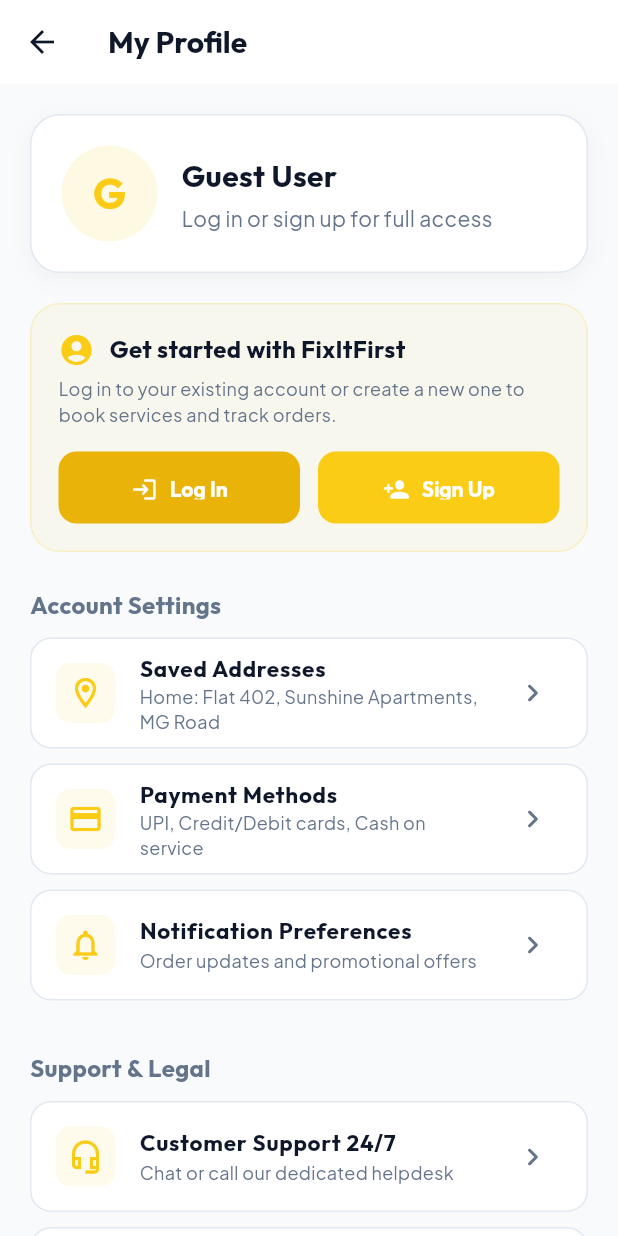
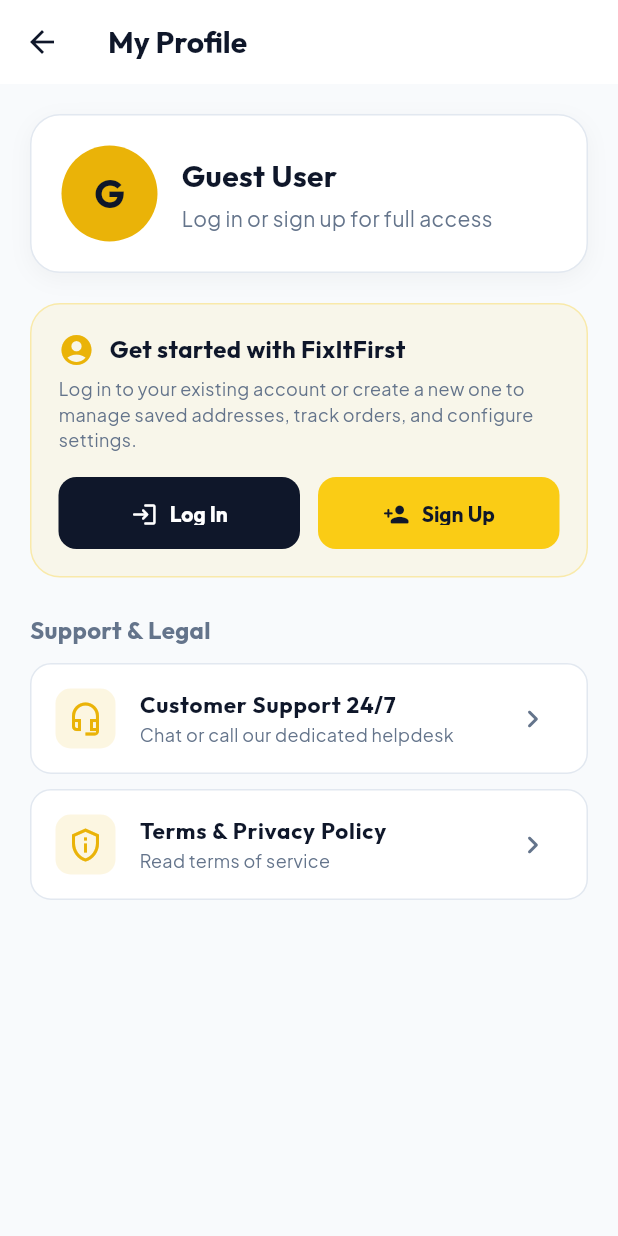
Before and after one commit to Aditya14300/FixItFirst, a Flutter app: the ProfileScreen screen opened directly, on a phone screen of 412 x 824 dp. Run offline on Flutter 3.47's test engine with Material 3 defaults, Android fonts, the phone set to English and light mode, and no system bars; our stand-ins replace flutter_animate, flutter_spinkit, google_fonts, shared_preferences; accounts and stored records are empty; network calls fail.

Commit message:
Remove default initial addresses and disable address auto-fill

```diff
--- a/mobile-app/lib/providers/address_provider.dart
+++ b/mobile-app/lib/providers/address_provider.dart
@@ -3,7 +3,7 @@
 import '../models/saved_address_model.dart';
 
 class AddressProvider extends ChangeNotifier {
-  static const String _storageKey = 'user_saved_addresses_v1';
+  static const String _storageKey = 'user_saved_addresses_v2';
   List<SavedAddressModel> _addresses = [];
   bool _isLoading = false;
 
@@ -32,24 +32,10 @@
 
       if (storedJson != null && storedJson.isNotEmpty) {
         _addresses = SavedAddressModel.decodeList(storedJson);
+        // Filter out any legacy dummy addresses if present
+        _addresses.removeWhere((a) => a.id == 'addr_home' || a.id == 'addr_work');
       } else {
-        // Default initial addresses for new users
-        _addresses = [
-          SavedAddressModel(
-            id: 'addr_home',
-            tag: 'Home',
-            fullAddress: 'Flat 402, Sunshine Apartments, MG Road',
-            landmark: 'Near Central Mall',
-            isDefault: true,
-          ),
-          SavedAddressModel(
-            id: 'addr_work',
-            tag: 'Work',
-            fullAddress: 'Building 5, Tech Park, Cyber City',
-            landmark: '3rd Floor, Suite 301',
-            isDefault: false,
-          ),
-        ];
+        _addresses = [];
         await _saveToStorage();
       }
     } catch (e) {
--- a/mobile-app/lib/providers/auth_provider.dart
+++ b/mobile-app/lib/providers/auth_provider.dart
@@ -13,6 +13,8 @@
   UserModel? get user => _user;
   String? get token => _token;
   bool get isAuthenticated => _token != null && _user != null;
+  bool get isDemoUser => _token != null && (_token!.startsWith('demo-token') || _user?.id == 'demo-101');
+  bool get isRealUser => isAuthenticated && !isDemoUser;
   bool get isLoading => _isLoading;
   String? get errorMessage => _errorMessage;
 
--- a/mobile-app/lib/screens/booking/book_service_screen.dart
+++ b/mobile-app/lib/screens/booking/book_service_screen.dart
@@ -39,14 +39,6 @@
   void initState() {
     super.initState();
     WidgetsBinding.instance.addPostFrameCallback((_) {
-      final addressProvider = Provider.of<AddressProvider>(context, listen: false);
-      final def = addressProvider.defaultAddress;
-      if (def != null && _addressController.text.isEmpty) {
-        setState(() {
-          _addressController.text = def.fullAddress;
-        });
-      }
-
       final authProvider = Provider.of<AuthProvider>(context, listen: false);
       if (!authProvider.isAuthenticated) {
         ScaffoldMessenger.of(context).showSnackBar(
--- a/mobile-app/lib/screens/profile/profile_screen.dart
+++ b/mobile-app/lib/screens/profile/profile_screen.dart
@@ -15,6 +15,12 @@
   Widget build(BuildContext context) {
     final authProvider = Provider.of<AuthProvider>(context);
     final user = authProvider.user;
+    final isDark = Theme.of(context).brightness == Brightness.dark;
+
+    final cardBgColor = isDark ? AppTheme.darkSurface : Colors.white;
+    final cardBorderColor = isDark ? AppTheme.darkBorder : AppTheme.lightBorder;
+    final textPrimaryColor = isDark ? AppTheme.textDarkPrimary : AppTheme.textLightPrimary;
+    final textSecondaryColor = isDark ? AppTheme.textDarkSecondary : AppTheme.textLightSecondary;
 
     return Scaffold(
       appBar: AppBar(
@@ -24,16 +30,16 @@
         padding: const EdgeInsets.all(20),
         child: Column(
           children: [
-            // User / Guest Header Card
+            // User / Guest / Demo Header Card
             Container(
               padding: const EdgeInsets.all(20),
               decoration: BoxDecoration(
-                color: Colors.white,
+                color: cardBgColor,
                 borderRadius: BorderRadius.circular(20),
-                border: Border.all(color: AppTheme.border),
+                border: Border.all(color: cardBorderColor),
                 boxShadow: [
                   BoxShadow(
-                    color: Colors.black.withValues(alpha: 0.04),
+                    color: Colors.black.withValues(alpha: isDark ? 0.2 : 0.04),
                     blurRadius: 12,
                     offset: const Offset(0, 4),
                   )
@@ -43,15 +49,17 @@
                 children: [
                   CircleAvatar(
                     radius: 32,
-                    backgroundColor: AppTheme.primary.withValues(alpha: 0.12),
+                    backgroundColor: AppTheme.primaryDark,
                     child: Text(
-                      authProvider.isAuthenticated && user != null
+                      authProvider.isRealUser && user != null
                           ? user.name.substring(0, 1).toUpperCase()
+                          : authProvider.isDemoUser
+                              ? 'D'
                               : 'G',
                       style: GoogleFonts.outfit(
-                        fontSize: 28,
+                        fontSize: 26,
                         fontWeight: FontWeight.bold,
-                        color: AppTheme.primary,
+                        color: const Color(0xFF0F172A),
                       ),
                     ),
                   ),
@@ -61,23 +69,27 @@
                       crossAxisAlignment: CrossAxisAlignment.start,
                       children: [
                         Text(
-                          authProvider.isAuthenticated && user != null
+                          authProvider.isRealUser && user != null
                               ? user.name
+                              : authProvider.isDemoUser
+                                  ? (user?.name ?? 'Demo User')
                                   : 'Guest User',
                           style: GoogleFonts.outfit(
                             fontSize: 20,
                             fontWeight: FontWeight.bold,
-                            color: AppTheme.textPrimary,
+                            color: textPrimaryColor,
                           ),
                         ),
                         const SizedBox(height: 4),
                         Text(
-                          authProvider.isAuthenticated && user != null
+                          authProvider.isRealUser && user != null
                               ? user.phone
+                              : authProvider.isDemoUser
+                                  ? 'Demo Account (Sign in for full access)'
                                   : 'Log in or sign up for full access',
                           style: GoogleFonts.plusJakartaSans(
                             fontSize: 14,
-                            color: AppTheme.textSecondary,
+                            color: textSecondaryColor,
                           ),
                         ),
                       ],
@@ -88,28 +100,40 @@
             ),
             const SizedBox(height: 20),
 
-            // Guest User Auth Options (Shown prominently when not authenticated)
-            if (!authProvider.isAuthenticated) ...[
+            // Prominent Login & Sign Up Section (Shown for Demo users and Guest users)
+            if (!authProvider.isRealUser) ...[
               Container(
                 padding: const EdgeInsets.all(18),
                 decoration: BoxDecoration(
-                  color: AppTheme.primary.withValues(alpha: 0.06),
+                  color: isDark
+                      ? AppTheme.darkSurface
+                      : AppTheme.primary.withValues(alpha: 0.08),
                   borderRadius: BorderRadius.circular(20),
-                  border: Border.all(color: AppTheme.primary.withValues(alpha: 0.2)),
+                  border: Border.all(
+                    color: isDark
+                        ? AppTheme.darkBorder
+                        : AppTheme.primary.withValues(alpha: 0.3),
+                  ),
                 ),
                 child: Column(
                   children: [
                     Row(
                       children: [
-                        const Icon(Icons.account_circle_rounded, color: AppTheme.primary, size: 24),
+                        const Icon(
+                          Icons.account_circle_rounded,
+                          color: AppTheme.primaryDark,
+                          size: 24,
+                        ),
                         const SizedBox(width: 10),
                         Expanded(
                           child: Text(
-                            'Get started with FixItFirst',
+                            authProvider.isDemoUser
+                                ? 'Sign in to access your profile & settings'
+                                : 'Get started with FixItFirst',
                             style: GoogleFonts.outfit(
                               fontSize: 16,
                               fontWeight: FontWeight.bold,
-                              color: AppTheme.textPrimary,
+                              color: textPrimaryColor,
                             ),
                           ),
                         ),
@@ -117,28 +141,30 @@
                     ),
                     const SizedBox(height: 6),
                     Text(
-                      'Log in to your existing account or create a new one to book services and track orders.',
+                      'Log in to your existing account or create a new one to manage saved addresses, track orders, and configure settings.',
                       style: GoogleFonts.plusJakartaSans(
                         fontSize: 12,
-                        color: AppTheme.textSecondary,
+                        color: textSecondaryColor,
                         height: 1.4,
                       ),
                     ),
                     const SizedBox(height: 16),
                     Row(
                       children: [
-                        // Log In Button
+                        // Log In Button (Dark Slate button with crisp white text)
                         Expanded(
                           child: SizedBox(
                             height: 48,
                             child: ElevatedButton.icon(
                               onPressed: () {
                                 Navigator.of(context).push(
-                                  MaterialPageRoute(builder: (context) => const LoginScreen()),
+                                  MaterialPageRoute(
+                                    builder: (context) => const LoginScreen(),
+                                  ),
                                 );
                               },
                               style: ElevatedButton.styleFrom(
-                                backgroundColor: AppTheme.primaryDark,
+                                backgroundColor: const Color(0xFF0F172A),
                                 foregroundColor: Colors.white,
                                 shape: RoundedRectangleBorder(
                                   borderRadius: BorderRadius.circular(12),
@@ -158,19 +184,21 @@
                         ),
                         const SizedBox(width: 12),
 
-                        // Sign Up Button
+                        // Sign Up Button (Bright Yellow button with dark slate text)
                         Expanded(
                           child: SizedBox(
                             height: 48,
                             child: ElevatedButton.icon(
                               onPressed: () {
                                 Navigator.of(context).push(
-                                  MaterialPageRoute(builder: (context) => const RegisterScreen()),
+                                  MaterialPageRoute(
+                                    builder: (context) => const RegisterScreen(),
+                                  ),
                                 );
                               },
                               style: ElevatedButton.styleFrom(
                                 backgroundColor: AppTheme.primary,
-                                foregroundColor: Colors.white,
+                                foregroundColor: const Color(0xFF0F172A),
                                 shape: RoundedRectangleBorder(
                                   borderRadius: BorderRadius.circular(12),
                                 ),
@@ -195,8 +223,9 @@
               const SizedBox(height: 24),
             ],
 
-            // Profile Actions List
-            _buildSectionHeader('Account Settings'),
+            // Account Settings List (Shown ONLY for REAL authenticated accounts)
+            if (authProvider.isRealUser) ...[
+              _buildSectionHeader('Account Settings', textSecondaryColor),
               const SizedBox(height: 10),
               Consumer<AddressProvider>(
                 builder: (context, addressProvider, _) {
@@ -206,40 +235,48 @@
                       : 'Manage home & office service locations';
 
                   return _buildProfileTile(
+                    context: context,
                     icon: Icons.location_on_outlined,
                     title: 'Saved Addresses',
                     subtitle: subtitleText,
                     onTap: () {
                       Navigator.of(context).push(
-                      MaterialPageRoute(builder: (context) => const SavedAddressesScreen()),
+                        MaterialPageRoute(
+                          builder: (context) => const SavedAddressesScreen(),
+                        ),
                       );
                     },
                   );
                 },
               ),
               _buildProfileTile(
+                context: context,
                 icon: Icons.payment_outlined,
                 title: 'Payment Methods',
                 subtitle: 'UPI, Credit/Debit cards, Cash on service',
                 onTap: () {},
               ),
               _buildProfileTile(
+                context: context,
                 icon: Icons.notifications_outlined,
                 title: 'Notification Preferences',
                 subtitle: 'Order updates and promotional offers',
                 onTap: () {},
               ),
               const SizedBox(height: 24),
+            ],
 
-            _buildSectionHeader('Support & Legal'),
+            _buildSectionHeader('Support & Legal', textSecondaryColor),
             const SizedBox(height: 10),
             _buildProfileTile(
+              context: context,
               icon: Icons.headset_mic_outlined,
               title: 'Customer Support 24/7',
               subtitle: 'Chat or call our dedicated helpdesk',
               onTap: () {},
             ),
             _buildProfileTile(
+              context: context,
               icon: Icons.privacy_tip_outlined,
               title: 'Terms & Privacy Policy',
               subtitle: 'Read terms of service',
@@ -247,8 +284,8 @@
             ),
             const SizedBox(height: 28),
 
-            // Logout Button (Shown only when authenticated)
-            if (authProvider.isAuthenticated)
+            // Logout Button (Shown ONLY for REAL authenticated accounts)
+            if (authProvider.isRealUser)
               SizedBox(
                 width: double.infinity,
                 height: 52,
@@ -273,7 +310,7 @@
     );
   }
 
-  Widget _buildSectionHeader(String title) {
+  Widget _buildSectionHeader(String title, Color textColor) {
     return Align(
       alignment: Alignment.centerLeft,
       child: Text(
@@ -281,51 +318,66 @@
         style: GoogleFonts.outfit(
           fontSize: 16,
           fontWeight: FontWeight.bold,
-          color: AppTheme.textSecondary,
+          color: textColor,
         ),
       ),
     );
   }
 
   Widget _buildProfileTile({
+    required BuildContext context,
     required IconData icon,
     required String title,
     required String subtitle,
     required VoidCallback onTap,
   }) {
+    final isDark = Theme.of(context).brightness == Brightness.dark;
+    final cardBgColor = isDark ? AppTheme.darkSurface : Colors.white;
+    final cardBorderColor = isDark ? AppTheme.darkBorder : AppTheme.lightBorder;
+    final textPrimaryColor = isDark ? AppTheme.textDarkPrimary : AppTheme.textLightPrimary;
+    final textSecondaryColor = isDark ? AppTheme.textDarkSecondary : AppTheme.textLightSecondary;
+
     return Container(
       margin: const EdgeInsets.only(bottom: 10),
       decoration: BoxDecoration(
-        color: Colors.white,
+        color: cardBgColor,
         borderRadius: BorderRadius.circular(14),
-        border: Border.all(color: AppTheme.border),
+        border: Border.all(color: cardBorderColor),
       ),
       child: ListTile(
         onTap: onTap,
         leading: Container(
           padding: const EdgeInsets.all(8),
           decoration: BoxDecoration(
-            color: AppTheme.primary.withValues(alpha: 0.08),
+            color: isDark
+                ? AppTheme.primary.withValues(alpha: 0.15)
+                : AppTheme.primaryDark.withValues(alpha: 0.12),
             borderRadius: BorderRadius.circular(10),
           ),
-          child: Icon(icon, color: AppTheme.primary),
+          child: Icon(
+            icon,
+            color: isDark ? AppTheme.primary : AppTheme.primaryDark,
+          ),
         ),
         title: Text(
           title,
           style: GoogleFonts.outfit(
             fontWeight: FontWeight.bold,
             fontSize: 15,
-            color: AppTheme.textPrimary,
+            color: textPrimaryColor,
           ),
         ),
         subtitle: Text(
           subtitle,
           style: GoogleFonts.plusJakartaSans(
             fontSize: 12,
-            color: AppTheme.textSecondary,
+            color: textSecondaryColor,
           ),
         ),
-        trailing: const Icon(Icons.chevron_right_rounded, color: AppTheme.textSecondary),
+        trailing: Icon(
+          Icons.chevron_right_rounded,
+          color: textSecondaryColor,
+        ),
       ),
     );
   }
```
Lines whose indentation alone changed are shown as unchanged.
